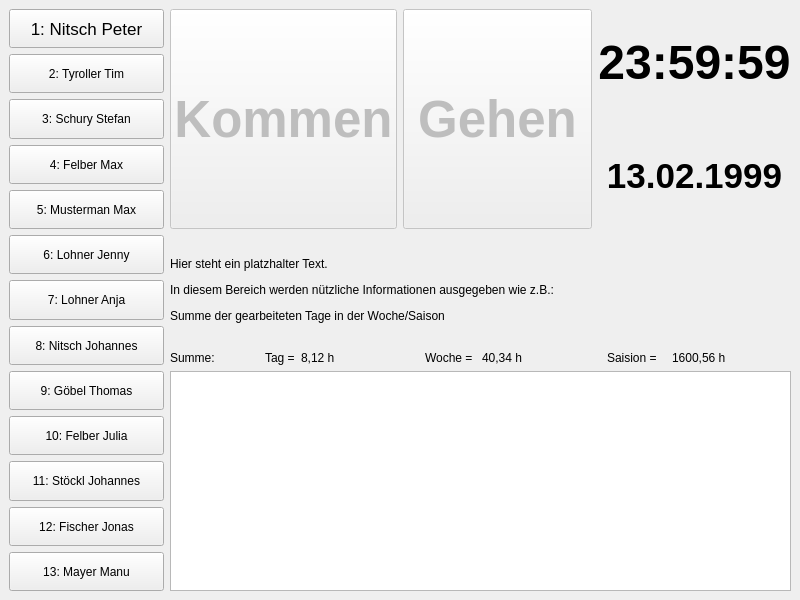
This is mainwindow.ui in NitsPete/TimeStampTracker as Qt 5 draws it before an edit. The edited form follows.
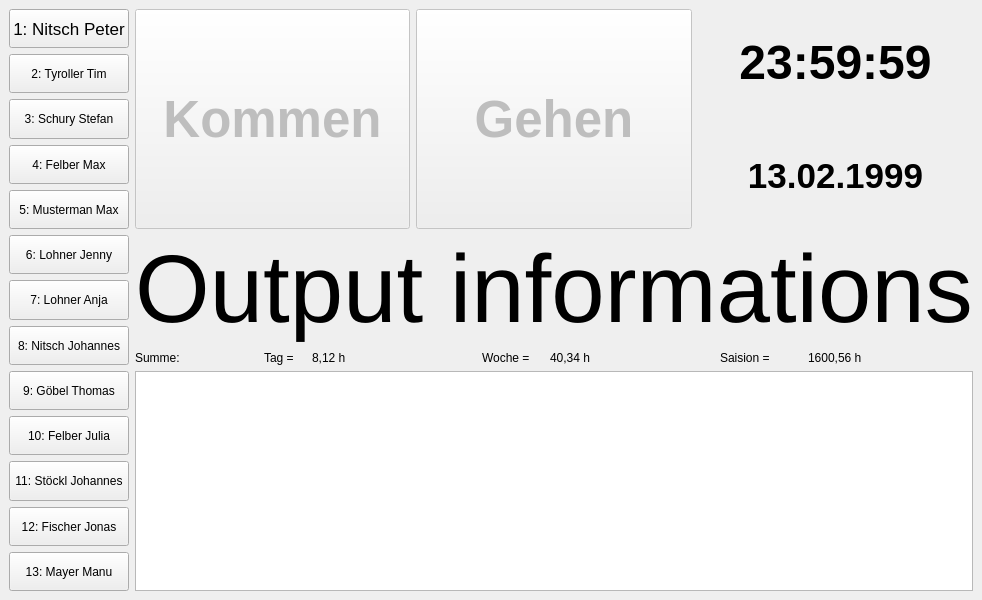
This is the edited form.

Commit message:
Add output label function
Label is flashing if user checks in/out and shows informations

The edit to the form file:
```diff
--- a/mainwindow.ui
+++ b/mainwindow.ui
@@ -316,7 +316,7 @@
          </sizepolicy>
         </property>
         <property name="text">
-         <string>&lt;html&gt;&lt;head/&gt;&lt;body&gt;&lt;p&gt;Hier steht ein platzhalter Text.&lt;/p&gt;&lt;p&gt;In diesem Bereich werden nützliche Informationen ausgegeben wie z.B.:&lt;/p&gt;&lt;p&gt;Summe der gearbeiteten Tage in der Woche/Saison&lt;/p&gt;&lt;/body&gt;&lt;/html&gt;</string>
+         <string>&lt;html&gt;&lt;head/&gt;&lt;body&gt;&lt;p&gt;&lt;span style=&quot; font-size:72pt;&quot;&gt;Output informations&lt;/span&gt;&lt;/p&gt;&lt;/body&gt;&lt;/html&gt;</string>
         </property>
        </widget>
       </item>
```
The commit also changes 2 other files.
